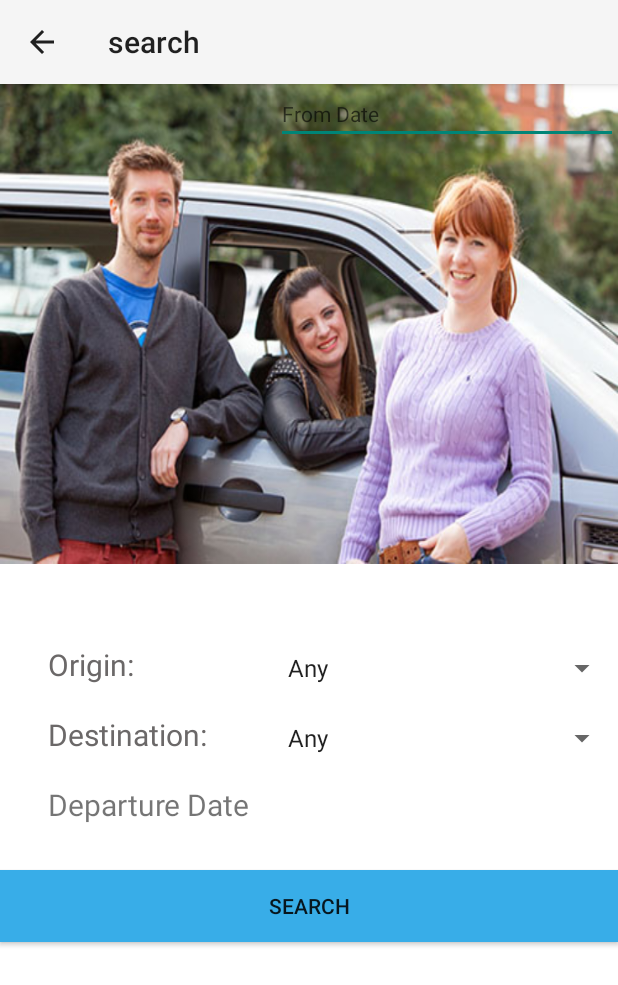
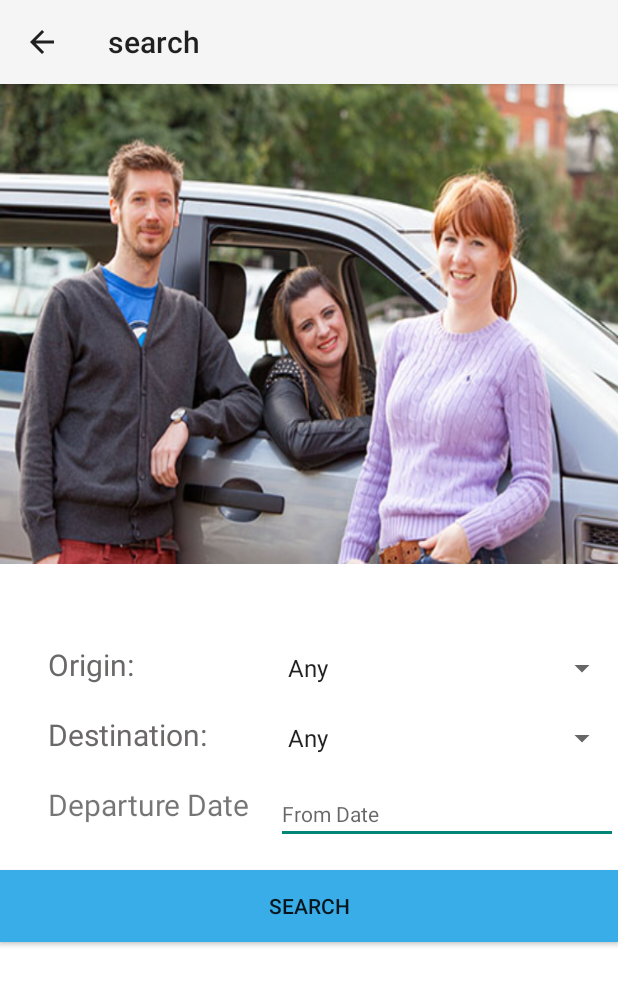
Before and after one commit to VIN-S/Cargo, an Android app: the search screen opened directly, with no data from a screen before it, on a phone screen of 412 x 824 dp. Shown: the top 985 px of the screen. Run offline under Robolectric (Android 15) with nearby library versions, the phone set to English and light mode, and no system bars.

Commit message:
update search page ui

```diff
--- a/app/src/main/res/layout/content_search.xml
+++ b/app/src/main/res/layout/content_search.xml
@@ -79,7 +79,7 @@
         android:textColor="#6b6868"
         android:layout_weight=".5"
         android:hint="@string/from_date"
-        android:layout_above="@+id/login_button"
+        android:layout_alignTop="@+id/departureDateText"
         android:layout_alignLeft="@+id/destinationPicker"
         android:layout_alignStart="@+id/destinationPicker" />
 
```
